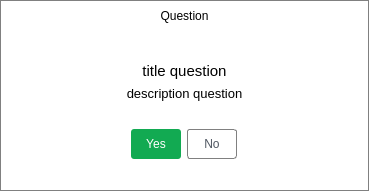
Old version of the form updater/ui/askpopup.ui in the repository Covalia/standalone-deployer.
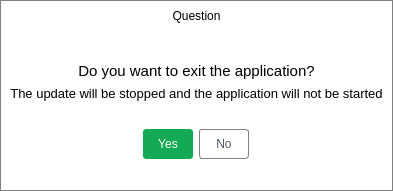
New version of the form.

Patch:
```diff
--- a/updater/ui/askpopup.ui
+++ b/updater/ui/askpopup.ui
@@ -105,7 +105,7 @@
              </font>
             </property>
             <property name="text">
-             <string notr="true">title question</string>
+             <string>Do you want to exit the application?</string>
             </property>
             <property name="alignment">
              <set>Qt::AlignCenter</set>
@@ -121,7 +121,7 @@
              </font>
             </property>
             <property name="text">
-             <string notr="true">description question</string>
+             <string>The update will be stopped and the application will not be started</string>
             </property>
             <property name="alignment">
              <set>Qt::AlignCenter</set>
```
